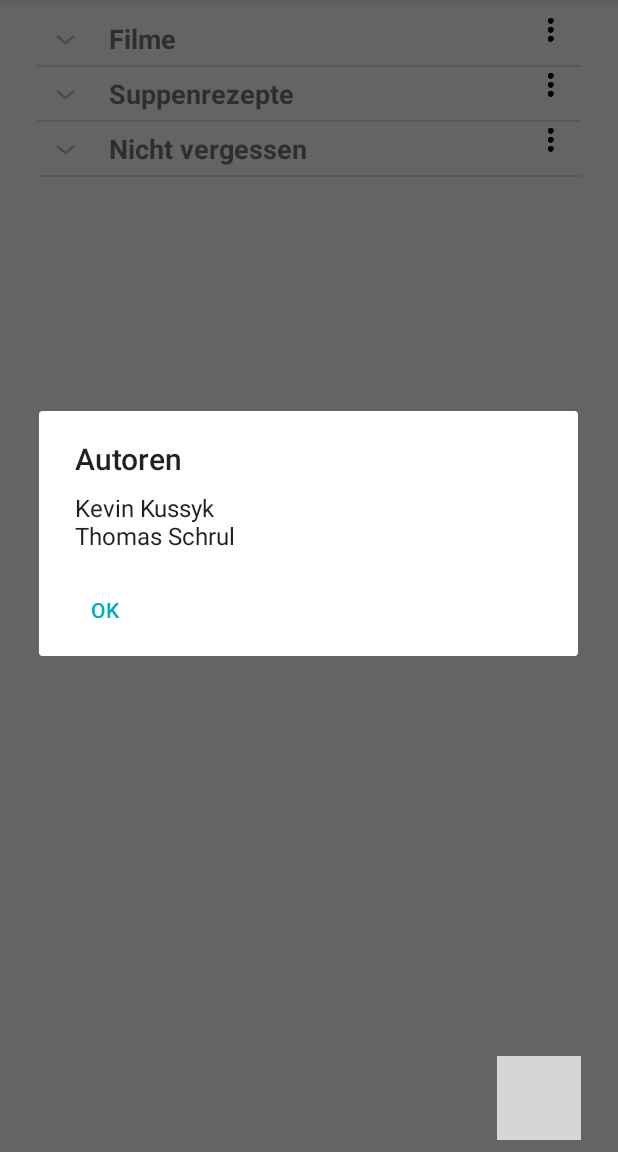
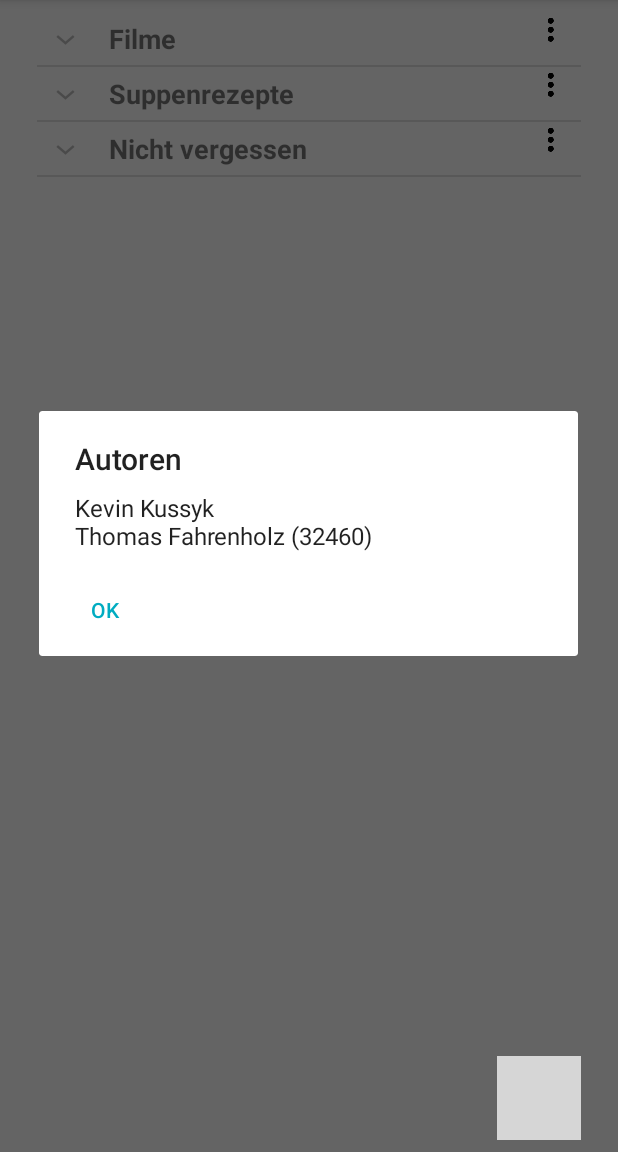
Before and after one commit to kkussyk/android, an Android app: the screen it shows after launch (MainActivity), in the options menu, after a tap on "Autoren", on a phone screen of 412 x 824 dp, the part 84-1236 px from its top. Run offline under Robolectric (Android 15) with nearby library versions, the phone set to English and light mode, and no system bars; libraries missing offline, so code that uses them is left out: com.github.clans.fab; plain views replace FloatingActionButton, FloatingActionMenu; 5 statements that could not run were skipped; grey boxes are pictures that could not be loaded.

Commit message:
Autoren Name geändert

```diff
--- a/app/src/main/java/android/hochschule/com/categorizer/MainActivity.java
+++ b/app/src/main/java/android/hochschule/com/categorizer/MainActivity.java
@@ -57,7 +57,7 @@ public class MainActivity extends AppCompatActivity {
             case R.id.mnuAuthors:
                 final AlertDialog alert = new AlertDialog.Builder(MainActivity.this).create();
                 alert.setTitle(MainActivity.this.getResources().getString(R.string.dialog_title_authors));
-                alert.setMessage("Kevin Kussyk\nThomas Schrul");
+                alert.setMessage("Kevin Kussyk\nThomas Fahrenholz (32460)");
                 alert.setCancelable(false);
                 alert.setButton(Dialog.BUTTON_NEUTRAL, MainActivity.this.getResources().getString(R.string.btn_ok), new DialogInterface.OnClickListener() {
                     @Override
```
